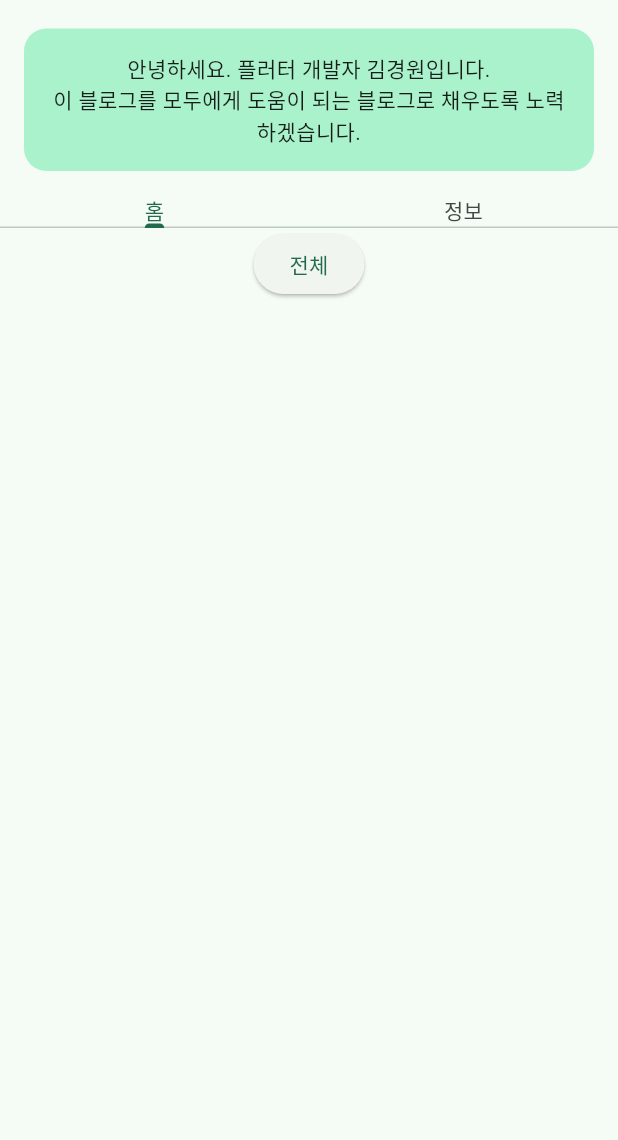
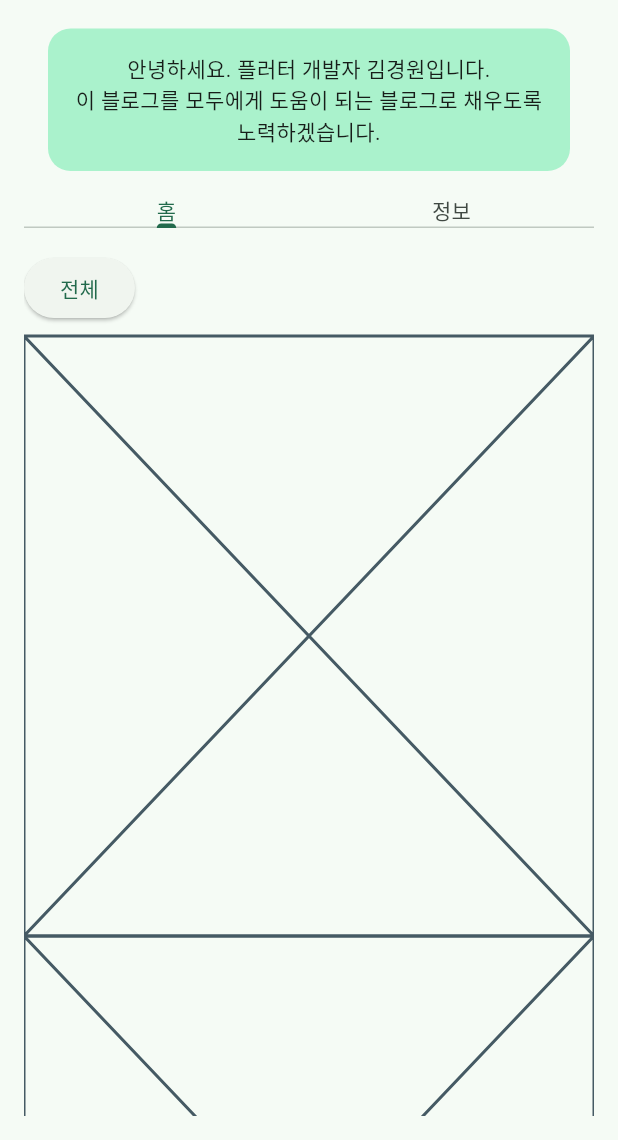
Before and after one commit to KimKyungWon0519/KimKyungWon0519.github.io, a Flutter app: the screen it shows after launch, on a phone screen of 412 x 824 dp, the part 96-1236 px from its top. Run offline on Flutter 3.47's test engine with Material 3 defaults, Android fonts, the phone set to English and light mode, and no system bars; our stand-ins replace responsive_builder; Roboto replaces fonts that are missing (GmarketSans).

Commit message:
FEAT: Create Mobile View Atrribue

```diff
--- /dev/null
+++ b/lib/src/feature/presentation/home_page/local_widgets/mobile/atrribute.dart
@@ -0,0 +1,138 @@
+import 'package:flutter/material.dart';
+
+typedef _SelectedMenu = void Function(String);
+
+class Menu extends StatefulWidget {
+  const Menu({super.key});
+
+  @override
+  State<Menu> createState() => _MenuState();
+}
+
+class _MenuState extends State<Menu> {
+  String _selected = '전체';
+
+  @override
+  Widget build(BuildContext context) {
+    return MenuAnchor(
+      builder: (
+        BuildContext context,
+        MenuController controller,
+        Widget? child,
+      ) =>
+          _MenuButton(
+        name: _selected,
+        controller: controller,
+      ),
+      menuChildren: [
+        _All(onSelected: _onSelectedMenu),
+        _Categories(onSelected: _onSelectedMenu),
+        _Tags(onSelected: _onSelectedMenu),
+      ],
+    );
+  }
+
+  void _onSelectedMenu(String name) {
+    setState(() {
+      _selected = name;
+    });
+  }
+}
+
+class _MenuButton extends StatelessWidget {
+  final String name;
+  final MenuController controller;
+
+  const _MenuButton({
+    super.key,
+    required this.name,
+    required this.controller,
+  });
+
+  @override
+  Widget build(BuildContext context) {
+    return ElevatedButton(
+      onPressed: _onPressedEvent,
+      child: Text(
+        name,
+        overflow: TextOverflow.ellipsis,
+        maxLines: 1,
+      ),
+    );
+  }
+
+  void _onPressedEvent() {
+    controller.isOpen ? _openMenu() : _closeMenu();
+  }
+
+  void _openMenu() {
+    controller.close();
+  }
+
+  void _closeMenu() {
+    controller.open();
+  }
+}
+
+class _All extends StatelessWidget {
+  final _SelectedMenu? onSelected;
+
+  const _All({
+    super.key,
+    this.onSelected,
+  });
+
+  @override
+  Widget build(BuildContext context) {
+    return MenuItemButton(
+      onPressed: () => onSelected?.call('전체'),
+      child: const Text('전체'),
+    );
+  }
+}
+
+class _Categories extends StatelessWidget {
+  final _SelectedMenu? onSelected;
+
+  const _Categories({
+    super.key,
+    this.onSelected,
+  });
+
+  @override
+  Widget build(BuildContext context) {
+    return SubmenuButton(
+      menuChildren: List.generate(
+        10,
+        (index) => MenuItemButton(
+          child: Text('카테고리 $index'),
+          onPressed: () => onSelected?.call('카테고리 $index'),
+        ),
+      ),
+      child: const Text('카테고리'),
+    );
+  }
+}
+
+class _Tags extends StatelessWidget {
+  final _SelectedMenu? onSelected;
+
+  const _Tags({
+    super.key,
+    this.onSelected,
+  });
+
+  @override
+  Widget build(BuildContext context) {
+    return SubmenuButton(
+      menuChildren: List.generate(
+        10,
+        (index) => MenuItemButton(
+          child: Text('태그 $index'),
+          onPressed: () => onSelected?.call('태그 $index'),
+        ),
+      ),
+      child: const Text('태그'),
+    );
+  }
+}
--- a/lib/src/feature/presentation/home_page/local_widgets/mobile/mobile_view.dart
+++ b/lib/src/feature/presentation/home_page/local_widgets/mobile/mobile_view.dart
@@ -1,66 +1,64 @@
 import 'package:flutter/material.dart';
 
 import '../header.dart';
+import 'atrribute.dart';
 
-class MobileView extends StatelessWidget {
+class MobileView extends StatefulWidget {
   const MobileView({super.key});
 
   @override
+  State<MobileView> createState() => _MobileViewState();
+}
+
+class _MobileViewState extends State<MobileView> {
+  @override
   Widget build(BuildContext context) {
     return Scaffold(
-      body: SingleChildScrollView(
+      body: DefaultTabController(
+        length: 2,
         child: Padding(
-          padding: EdgeInsets.symmetric(vertical: 16),
-          child: DefaultTabController(
-            length: 2,
-            child: Column(
-              children: [
-                Header(),
-                TabBar(
+          padding: const EdgeInsets.symmetric(horizontal: 16),
+          child: NestedScrollView(
+            headerSliverBuilder: (context, innerBoxIsScrolled) => [
+              const SliverToBoxAdapter(
+                child: SizedBox(height: 16),
+              ),
+              const SliverToBoxAdapter(
+                child: Header(),
+              ),
+              const SliverToBoxAdapter(
+                child: TabBar(
                   tabs: [
                     Text('홈'),
                     Text('정보'),
                   ],
                 ),
-                MenuAnchor(
-                  builder: (BuildContext context, MenuController controller,
-                      Widget? child) {
-                    return ElevatedButton(
-                      onPressed: () {
-                        if (controller.isOpen) {
-                          controller.close();
-                        } else {
-                          controller.open();
-                        }
-                      },
-                      child: Text('전체'),
-                    );
-                  },
-                  menuChildren: [
-                    MenuItemButton(
-                      child: Text('전체'),
               ),
-                    SubmenuButton(
-                      menuChildren: List.generate(
-                        10,
-                        (index) => MenuItemButton(
-                          child: Text('카테고리 $index'),
+            ],
+            body: Padding(
+              padding: const EdgeInsets.symmetric(vertical: 16.0),
+              child: TabBarView(
+                children: [
+                  SingleChildScrollView(
+                    child: Column(
+                      children: [
+                        const Align(
+                          alignment: Alignment.topLeft,
+                          child: Menu(),
                         ),
+                        const SizedBox(height: 8),
+                        Column(
+                          children: List.generate(
+                            5,
+                            (index) => const Placeholder(),
                           ),
-                      child: Text('카테고리'),
-                    ),
-                    SubmenuButton(
-                      menuChildren: List.generate(
-                        20,
-                        (index) => MenuItemButton(
-                          child: Text('태그 $index'),
-                        ),
-                      ),
-                      child: Text('태그'),
                         ),
                       ],
                     ),
+                  ),
+                  const Placeholder(),
                 ],
+              ),
             ),
           ),
         ),
```
Lines whose indentation alone changed are shown as unchanged.
